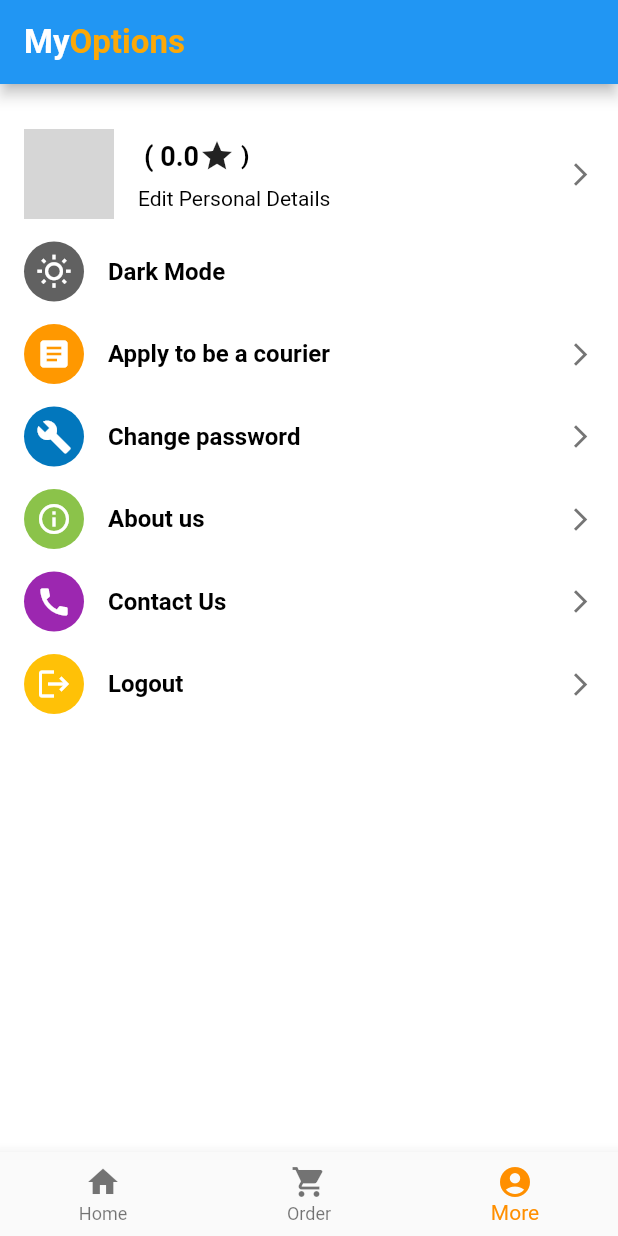
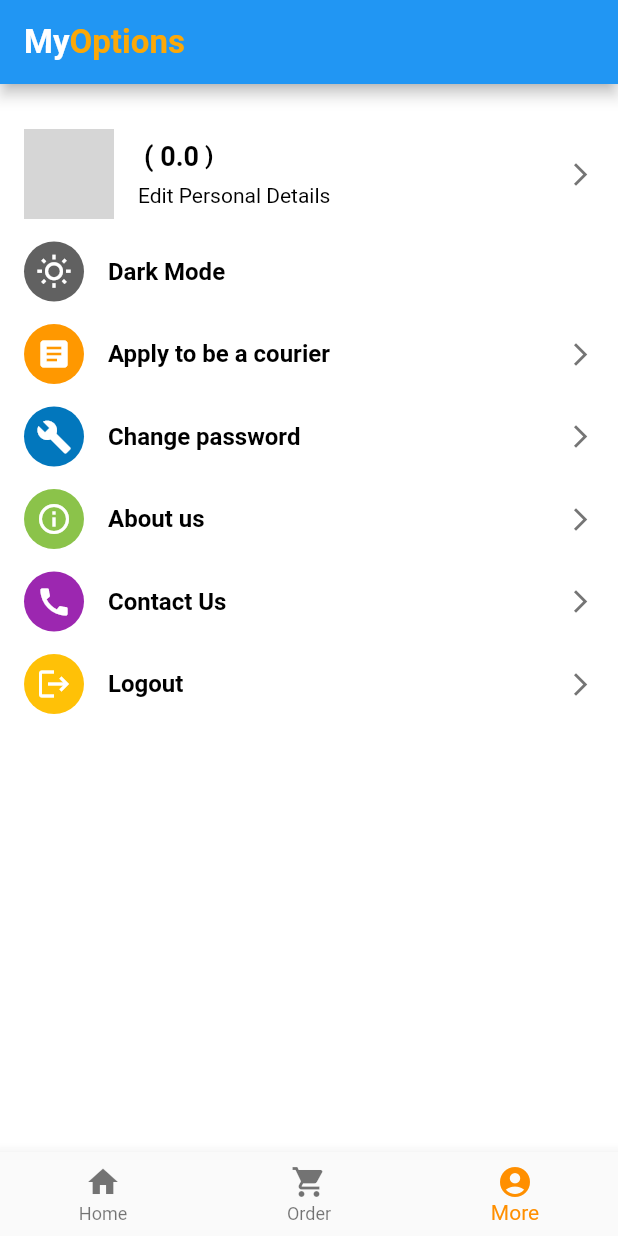
Before and after one commit to RealYSF8/itec404_delivery_app, a Flutter app: the More screen opened by its route, on a phone screen of 412 x 824 dp. Run offline on Flutter 3.47's test engine with Material 2 defaults, Android fonts, the light colour scheme and no system bars; our stand-ins replace cloud_firestore, dotted_border, file_picker, firebase_auth, firebase_core, firebase_storage and 9 more; missing offline and left inert: google_maps_webservice, universal_html; accounts and stored records are empty; network calls fail; grey boxes are pictures that could not be loaded.

Commit message:
minor change

```diff
--- a/lib/pages/more.dart
+++ b/lib/pages/more.dart
@@ -269,7 +269,7 @@ class _MoreState extends State<More> {
                                 color: isDarkMode ? Colors.white : Colors.black,
                               ),
                             ),
-                            Icon(IconData(0xe5f9, fontFamily: 'MaterialIcons')),
+                            //Icon(IconData(0xe5f9, fontFamily: 'MaterialIcons')),
                             Text(
                               ' )',
                               style: TextStyle(
```
